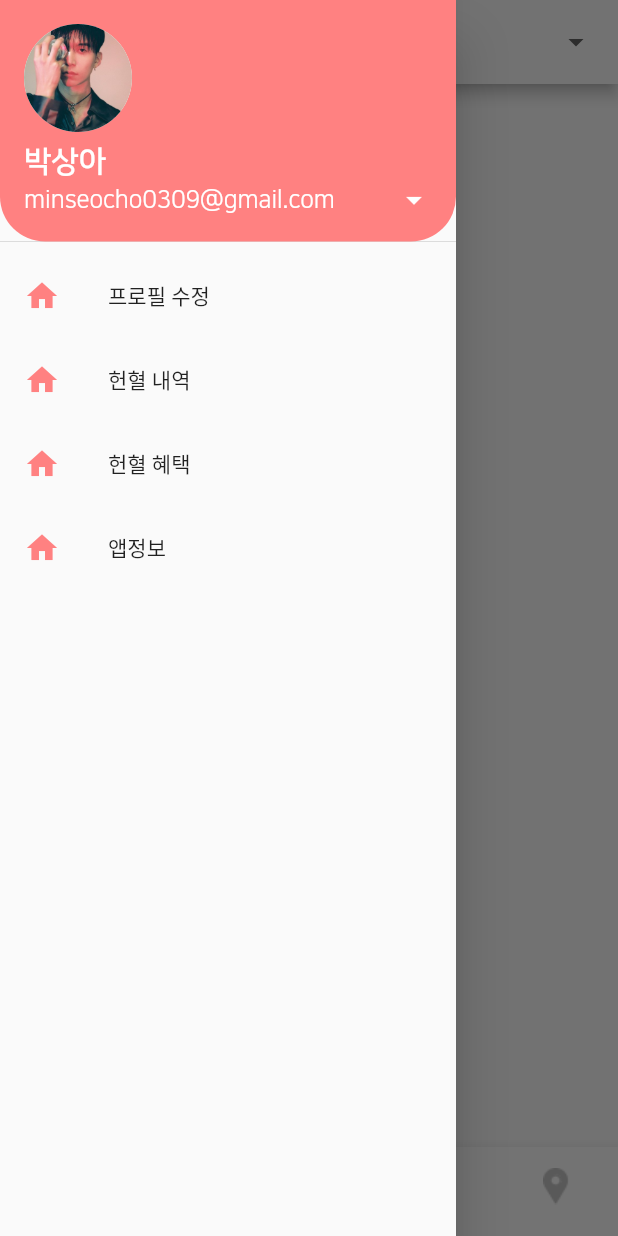
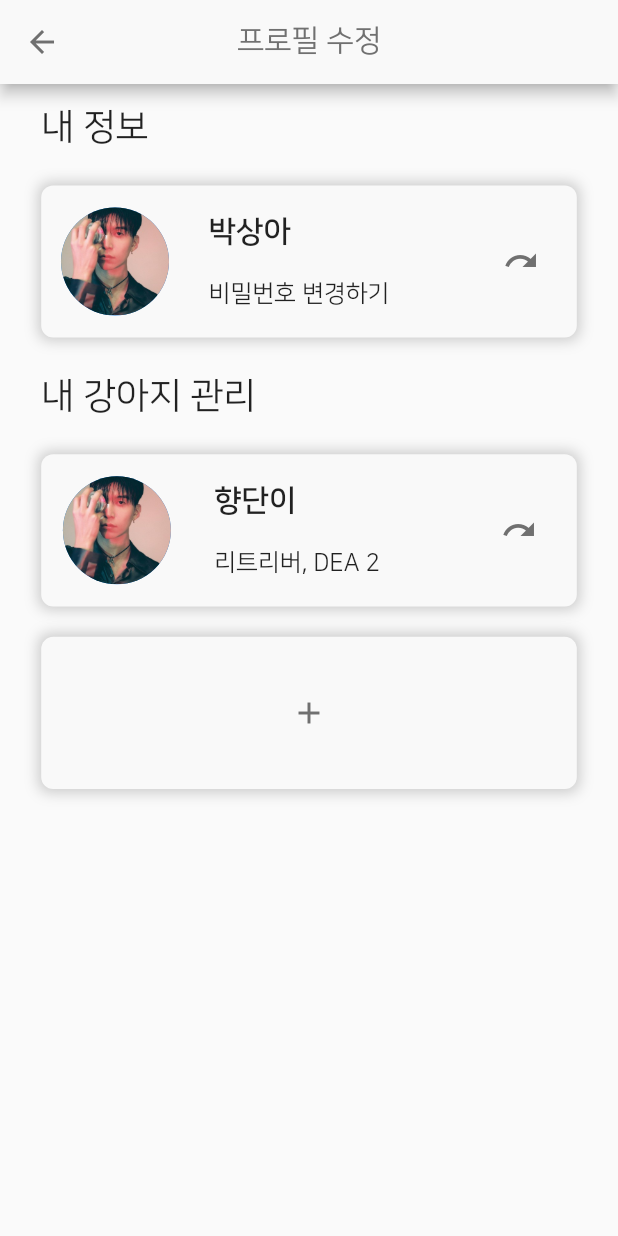
Before and after one commit to Stac-Binary/Binary-mobile, a Flutter app: the RoutePage screen opened directly, item 2 of the bottom bar chosen, in the side drawer, after a tap on "프로필 수정", on a phone screen of 412 x 824 dp. Run offline on Flutter 3.47's test engine with Material 2 defaults, Android fonts, the phone set to English and light mode, and no system bars; our stand-ins replace flutter_svg, shared_preferences; accounts and stored records are empty.

Commit message:
걍 저장

```diff
--- /dev/null
+++ b/binary_flutter/lib/components/dog_manage_item.dart
@@ -0,0 +1,76 @@
+import 'package:binary_flutter/constants/constants.dart';
+import 'package:binary_flutter/provider/login_provider.dart';
+import 'package:binary_flutter/screens/dogs/second_screen/dog_register_second.dart';
+import 'package:binary_flutter/services/sizes/sizeConfig.dart';
+import 'package:flutter/material.dart';
+import 'package:provider/provider.dart';
+
+class DogManageItem extends StatelessWidget {
+  final String dogName;
+  final String dogBreed;
+  final String dogBlood;
+
+  const DogManageItem({
+    Key key,
+    @required this.dogName,
+    @required this.dogBreed,
+    @required this.dogBlood,
+  }) : super(key: key);
+
+  @override
+  Widget build(BuildContext context) {
+    return Padding(
+      padding: EdgeInsets.symmetric(
+          horizontal: getProportionateScreenWidth(25),
+          vertical: getProportionateScreenHeight(10)),
+      child: Container(
+        height: getProportionateScreenHeight(100),
+        decoration: BoxDecoration(
+          borderRadius: BorderRadius.circular(8),
+          color: kWhite,
+          boxShadow: [
+            BoxShadow(
+              color: Colors.grey.withOpacity(0.5),
+              spreadRadius: 2,
+              blurRadius: 7,
+              offset: Offset(0, 0),
+            )
+          ],
+        ),
+        child: Row(
+          mainAxisAlignment: MainAxisAlignment.spaceAround,
+          children: [
+            CircleAvatar(
+              radius: 36.0,
+              backgroundImage: AssetImage(
+                'assets/images/colde.jpg',
+              ),
+            ),
+            Column(
+              crossAxisAlignment: CrossAxisAlignment.start,
+              mainAxisAlignment: MainAxisAlignment.spaceEvenly,
+              children: [
+                Text(
+                  dogName,
+                  style: kNanumExtraBold.copyWith(fontSize: 20),
+                ),
+                Text(
+                  dogBreed + ", " + dogBlood,
+                  style: kNanumBold.copyWith(fontSize: 16),
+                ),
+              ],
+            ),
+            SizedBox(
+              width: getProportionateScreenWidth(10),
+            ),
+            IconButton(
+              icon: Icon(Icons.redo),
+              color: kLightBlack,
+              onPressed: () {},
+            )
+          ],
+        ),
+      ),
+    );
+  }
+}
--- /dev/null
+++ b/binary_flutter/lib/components/profile_edit_item.dart
@@ -0,0 +1,72 @@
+import 'package:binary_flutter/constants/constants.dart';
+import 'package:binary_flutter/screens/profileedit/profileedit_second_page.dart';
+import 'package:binary_flutter/services/sizes/sizeConfig.dart';
+import 'package:flutter/material.dart';
+
+class ProfileEditItem extends StatelessWidget {
+  final String name;
+
+  const ProfileEditItem({
+    Key key,
+    @required this.name,
+  }) : super(key: key);
+
+  @override
+  Widget build(BuildContext context) {
+    return Padding(
+      padding: EdgeInsets.symmetric(
+          horizontal: getProportionateScreenWidth(25),
+          vertical: getProportionateScreenHeight(10)),
+      child: Container(
+        height: getProportionateScreenHeight(100),
+        decoration: BoxDecoration(
+          borderRadius: BorderRadius.circular(8),
+          color: kWhite,
+          boxShadow: [
+            BoxShadow(
+              color: Colors.grey.withOpacity(0.5),
+              spreadRadius: 2,
+              blurRadius: 7,
+              offset: Offset(0, 0),
+            )
+          ],
+        ),
+        child: Row(
+          mainAxisAlignment: MainAxisAlignment.spaceAround,
+          children: [
+            CircleAvatar(
+              radius: 36.0,
+              backgroundImage: AssetImage(
+                'assets/images/colde.jpg',
+              ),
+            ),
+            Column(
+              crossAxisAlignment: CrossAxisAlignment.start,
+              mainAxisAlignment: MainAxisAlignment.spaceEvenly,
+              children: [
+                Text(
+                  "박상아",
+                  style: kNanumExtraBold.copyWith(fontSize: 20),
+                ),
+                Text(
+                  "비밀번호 변경하기",
+                  style: kNanumBold.copyWith(fontSize: 16),
+                ),
+              ],
+            ),
+            SizedBox(
+              width: getProportionateScreenWidth(10),
+            ),
+            IconButton(
+              icon: Icon(Icons.redo),
+              color: kLightBlack,
+              onPressed: () {
+                Navigator.pushReplacement(context, MaterialPageRoute(builder: (context) => ProfileEditSecondPage()));
+              },
+            )
+          ],
+        ),
+      ),
+    );
+  }
+}
--- /dev/null
+++ b/binary_flutter/lib/screens/profileedit/profileedit_page.dart
@@ -0,0 +1,97 @@
+import 'package:binary_flutter/components/dog_manage_item.dart';
+import 'package:binary_flutter/components/profile_edit_item.dart';
+import 'package:binary_flutter/constants/constants.dart';
+import 'package:binary_flutter/provider/login_provider.dart';
+import 'package:binary_flutter/screens/dogs/second_screen/dog_register_second.dart';
+import 'package:binary_flutter/services/sizes/sizeConfig.dart';
+import 'package:flutter/cupertino.dart';
+import 'package:flutter/material.dart';
+import 'package:provider/provider.dart';
+
+class ProfileEditPage extends StatefulWidget {
+  @override
+  _ProfileEditPageState createState() => _ProfileEditPageState();
+}
+
+class _ProfileEditPageState extends State<ProfileEditPage> {
+  @override
+  Widget build(BuildContext context) {
+    return Scaffold(
+      appBar: AppBar(
+        centerTitle: true,
+        leading: IconButton(
+          icon: Icon(Icons.arrow_back),
+          color: kLightBlack,
+          onPressed: () => Navigator.pop(context),
+        ),
+        title: Text(
+          "프로필 수정",
+          style: kNanumLight.copyWith(fontSize: 20, color: kLightBlack),
+        ),
+      ),
+      body: Column(
+        crossAxisAlignment: CrossAxisAlignment.start,
+        children: [
+          Padding(
+            padding: EdgeInsets.symmetric(
+                horizontal: getProportionateScreenWidth(25),
+                vertical: getProportionateScreenHeight(15)),
+            child: Text(
+              "내 정보",
+              style: kNanumBold.copyWith(fontSize: 24),
+            ),
+          ),
+          ProfileEditItem(
+            name: "박상아",
+          ),
+          Padding(
+            padding: EdgeInsets.symmetric(
+              horizontal: getProportionateScreenWidth(25),
+              vertical: getProportionateScreenHeight(15),
+            ),
+            child: Text(
+              "내 강아지 관리",
+              style: kNanumBold.copyWith(fontSize: 24),
+            ),
+          ),
+          DogManageItem(
+            dogName: "향단이",
+            dogBreed: "리트리버",
+            dogBlood: "DEA 2",
+          ),
+          Padding(
+            padding: EdgeInsets.symmetric(
+                horizontal: getProportionateScreenWidth(25),
+            vertical: getProportionateScreenHeight(10)),
+            child: Container(
+                height: getProportionateScreenHeight(100),
+                decoration: BoxDecoration(
+                  borderRadius: BorderRadius.circular(8),
+                  color: kWhite,
+                  boxShadow: [
+                    BoxShadow(
+                      color: Colors.grey.withOpacity(0.5),
+                      spreadRadius: 2,
+                      blurRadius: 7,
+                      offset: Offset(0, 0),
+                    )
+                  ],
+                ),
+                child: Center(
+                  child: IconButton(
+                    icon: Icon(
+                      Icons.add,
+                      size: 24.0,
+                      color: kLightBlack,
+                    ),
+                    onPressed: () {
+                      Navigator.push(context, MaterialPageRoute(builder: (context) => DogRegisterSecond(Provider.of<LoginProvider>(context).model.data.id)));
+                    },
+                  ),
+                )),
+          ),
+        ],
+      ),
+    );
+  }
+}
--- a/binary_flutter/lib/screens/route_page.dart
+++ b/binary_flutter/lib/screens/route_page.dart
@@ -3,6 +3,7 @@ import 'package:binary_flutter/screens/bloodrequest/bloodrequest_page.dart';
 import 'package:binary_flutter/screens/bloodtrace/bloodtrace_page.dart';
 import 'package:binary_flutter/screens/home/home_page.dart';
 import 'package:binary_flutter/screens/hospitalreservation/hospitalreservation_page.dart';
+import 'package:binary_flutter/screens/profileedit/profileedit_page.dart';
 import 'package:binary_flutter/screens/reservation/reservation_page.dart';
 import 'package:binary_flutter/services/sizes/sizeConfig.dart';
 import 'package:flutter/material.dart';
@@ -84,9 +85,7 @@ class _RoutePageState extends State<RoutePage> {
                 ),
               ),
             ),
-            onChanged: (c) {
-
-            },
+            onChanged: (c) {},
           ),
         ),
       ),
@@ -124,16 +123,22 @@ class _RoutePageState extends State<RoutePage> {
                 color: kPink,
               ),
               title: Text('프로필 수정'),
-              onTap: () {},
+              onTap: () {
+                Navigator.push(context,
+                    MaterialPageRoute(builder: (context) => ProfileEditPage()));
+              },
             ),
+            Divider(),
             ListTile(
               leading: Icon(
                 Icons.home,
                 color: kPink,
               ),
               title: Text('헌혈 내역'),
-              onTap: () {},
+              onTap: () {
+              },
             ),
+            Divider(),
             ListTile(
               leading: Icon(
                 Icons.home,
@@ -142,6 +147,7 @@ class _RoutePageState extends State<RoutePage> {
               title: Text('헌혈 혜택'),
               onTap: () {},
             ),
+            Divider(),
             ListTile(
               leading: Icon(
                 Icons.home,
@@ -149,7 +155,8 @@ class _RoutePageState extends State<RoutePage> {
               ),
               title: Text('앱정보'),
               onTap: () {},
-            )
+            ),
+            Divider(),
           ],
         ),
       ),
--- a/binary_flutter/lib/services/network/fetch_dogs.dart
+++ b/binary_flutter/lib/services/network/fetch_dogs.dart
@@ -26,6 +26,7 @@ Future<DogModel> fetchDogs(String id, String dogname, String breed,
       return null;
     }
   } catch (e) {
+    print(e);
     throw Exception("Server connection failed");
   }
 }
```
Also changed, not shown: binary_flutter/lib/components/text_fields.dart (+14 -25 lines), binary_flutter/lib/screens/blooddonation/blood_donation_page.dart (added, +27 -0 lines), binary_flutter/lib/screens/profileedit/profileedit_second_page.dart (added, +136 -0 lines).
